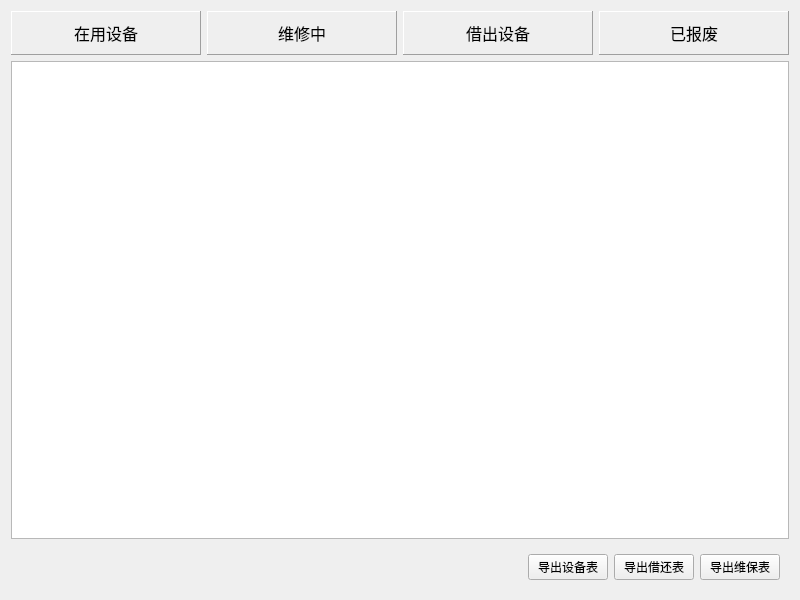
The window that module_export/exportpage.ui (Urruna/LabAssetManager) describes before a commit, drawn with Qt 5.
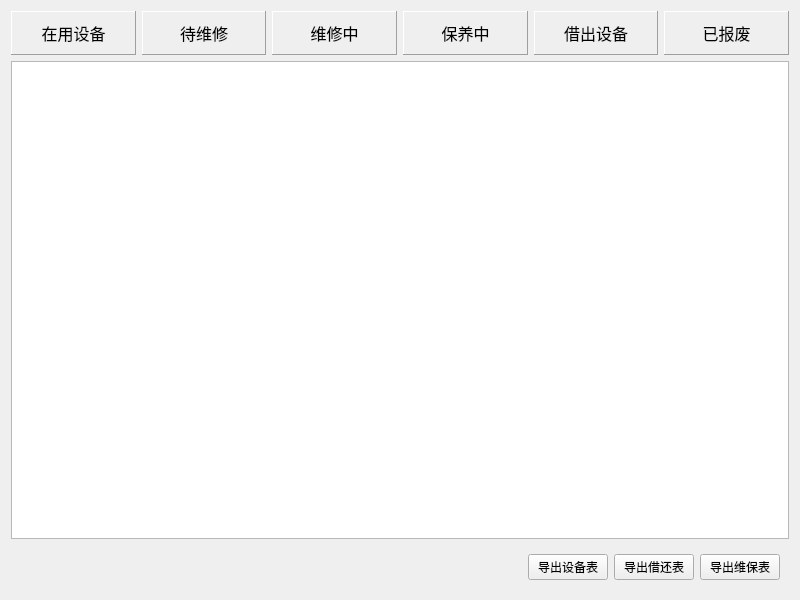
The same window after the commit.

Commit message: feat(maintenance): 统一页面刷新接口并合并状态统计

```diff
--- a/module_export/exportpage.ui
+++ b/module_export/exportpage.ui
@@ -43,6 +43,33 @@
        </layout>
       </widget>
      </item>
+     <item>
+      <widget class="QFrame" name="frame_pending_repair">
+       <property name="font">
+        <font>
+         <pointsize>12</pointsize>
+        </font>
+       </property>
+       <property name="frameShape">
+        <enum>QFrame::Panel</enum>
+       </property>
+       <property name="frameShadow">
+        <enum>QFrame::Raised</enum>
+       </property>
+       <layout class="QHBoxLayout" name="horizontalLayout_pending_repair">
+        <item>
+         <widget class="QLabel" name="label_pending_repair">
+          <property name="text">
+           <string>待维修</string>
+          </property>
+          <property name="alignment">
+           <set>Qt::AlignCenter</set>
+          </property>
+         </widget>
+        </item>
+       </layout>
+      </widget>
+     </item>
      <item>
       <widget class="QFrame" name="frame_3">
        <property name="font">
@@ -70,6 +97,33 @@
        </layout>
       </widget>
      </item>
+     <item>
+      <widget class="QFrame" name="frame_under_maintenance">
+       <property name="font">
+        <font>
+         <pointsize>12</pointsize>
+        </font>
+       </property>
+       <property name="frameShape">
+        <enum>QFrame::Panel</enum>
+       </property>
+       <property name="frameShadow">
+        <enum>QFrame::Raised</enum>
+       </property>
+       <layout class="QHBoxLayout" name="horizontalLayout_under_maintenance">
+        <item>
+         <widget class="QLabel" name="label_under_maintenance">
+          <property name="text">
+           <string>保养中</string>
+          </property>
+          <property name="alignment">
+           <set>Qt::AlignCenter</set>
+          </property>
+         </widget>
+        </item>
+       </layout>
+      </widget>
+     </item>
      <item>
       <widget class="QFrame" name="frame_2">
        <property name="font">
```
The commit also changes 6 other files.
